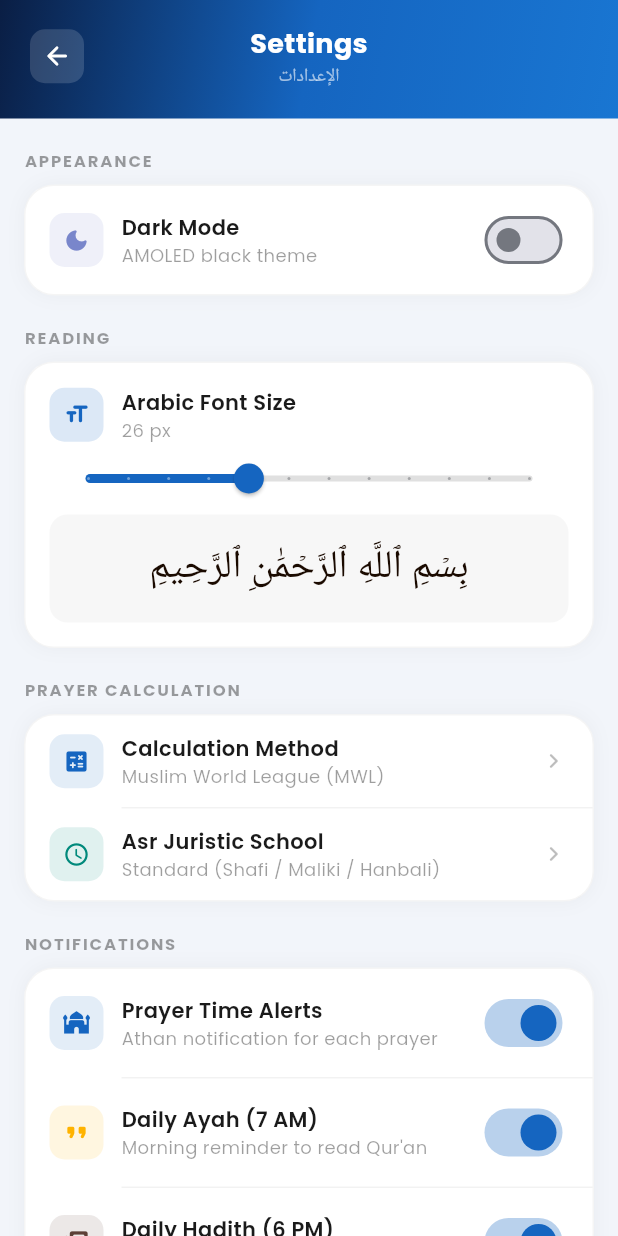
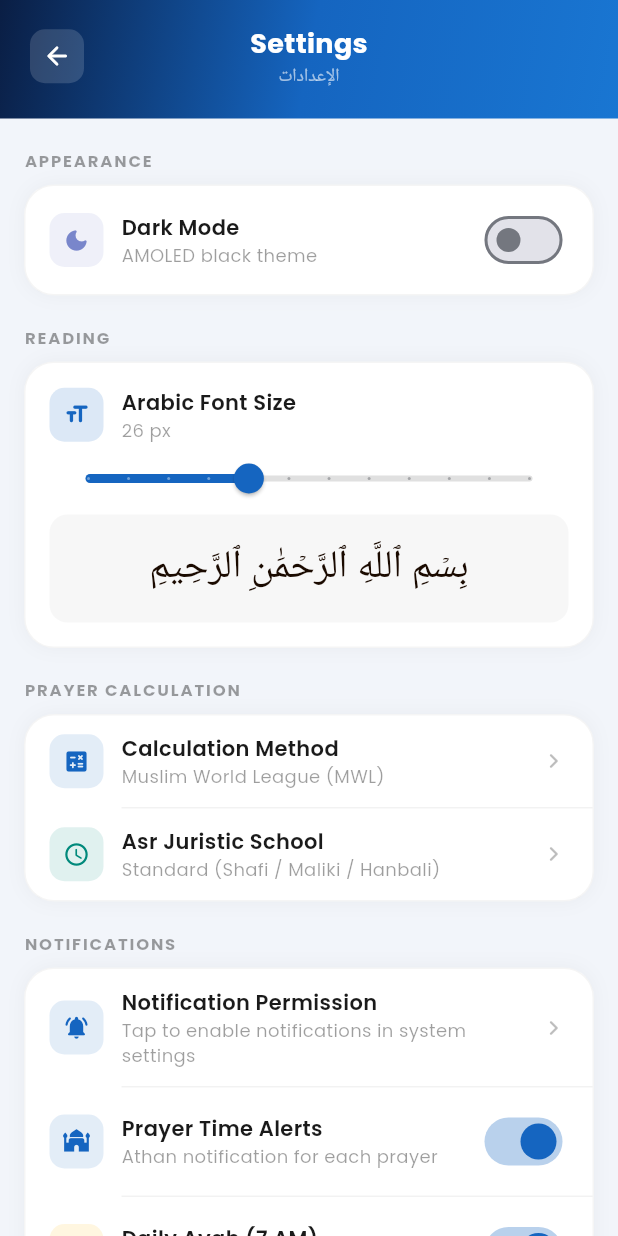
Before and after one commit to Mrdemodev/nigeria-quran, a Flutter app: the screen it shows after launch, after a tap on the "settings" icon, on a phone screen of 412 x 824 dp. Run offline on Flutter 3.47's test engine with Material 3 defaults, Android fonts, the phone set to English and light mode, and no system bars; our stand-ins replace audio_service, firebase_core, firebase_remote_config, flutter_compass, flutter_local_notifications, geolocator and 13 more; missing offline and left inert: audio_session; accounts and stored records are empty; Roboto replaces fonts that are missing (Scheherazade New); statements that could not run were skipped.

Commit message:
Fix Hijri calendar, notifications, app icon, and code cleanup
- Replace buggy tabular Hijri algorithm with hijri:3.0.1 (Umm al-Qura)
- Fix calendar initState to use HijriDate.now() (was showing Dhul Hijjah)
- Add HijriDate.monthNameFor() helper; remove hardcoded year 1445
- Fix notifications: remove clearScheduledNotifications from init (was
  wiping plugin metadata and breaking daily repeats); switch prayer
  alerts to inexactAllowWhileIdle (no SCHEDULE_EXACT_ALARM needed)
- Remove dead MethodChannel code from notification_service.dart
- Dynamic version display in settings via package_info_plus
- Replace support@quranng.app with quranng@gmail.com
- Add notification permission tile in settings
- Update app icon to new Quran NG logo (green/gold open Quran)
- Add url_launcher + market scheme to AndroidManifest for force update

Co-Authored-By: Claude Sonnet 4.6 <noreply@anthropic.com>

```diff
--- a/lib/screens/calendar/calendar_screen.dart
+++ b/lib/screens/calendar/calendar_screen.dart
@@ -446,7 +446,7 @@ class _CalendarScreenState extends State<CalendarScreen>
                           style: TextStyle(fontFamily: AppTheme.arabicFontFamily, fontSize: 12,
                               color: isPast ? Colors.grey : e.color),
                           textDirection: TextDirection.rtl),
-                      Text('${e.hijriDay} ${HijriDate(1445, e.hijriMonth, e.hijriDay).monthName}',
+                      Text('${e.hijriDay} ${HijriDate.monthNameFor(e.hijriMonth)}',
                           style: TextStyle(fontSize: 10, color: isDark ? Colors.white38 : Colors.black38)),
                     ],
                   ),
--- a/lib/screens/settings/settings_screen.dart
+++ b/lib/screens/settings/settings_screen.dart
@@ -1,6 +1,8 @@
 import 'package:flutter/material.dart';
 import 'package:provider/provider.dart';
 import 'package:in_app_review/in_app_review.dart';
+import 'package:package_info_plus/package_info_plus.dart';
+import 'package:permission_handler/permission_handler.dart';
 import '../../providers/settings_provider.dart';
 import '../../providers/prayer_provider.dart';
 import '../../utils/prayer_calculator.dart';
@@ -183,6 +185,27 @@ class SettingsScreen extends StatelessWidget {
                 _SettingsCard(
                   isDark: isDark,
                   children: [
+                    _TapTile(
+                      isDark: isDark,
+                      icon: Icons.notifications_active_rounded,
+                      iconColor: AppTheme.primaryGreen,
+                      title: 'Notification Permission',
+                      subtitle: 'Tap to enable notifications in system settings',
+                      onTap: () async {
+                        final granted = await Permission.notification.isGranted;
+                        if (!granted) {
+                          await openAppSettings();
+                        } else {
+                          ScaffoldMessenger.of(context).showSnackBar(
+                            const SnackBar(
+                              content: Text('Notifications are enabled'),
+                              duration: Duration(seconds: 2),
+                            ),
+                          );
+                        }
+                      },
+                    ),
+                    _Divider(isDark: isDark),
                     _SwitchTile(
                       isDark: isDark,
                       icon: Icons.mosque_rounded,
@@ -247,12 +270,17 @@ class SettingsScreen extends StatelessWidget {
                 _SettingsCard(
                   isDark: isDark,
                   children: [
-                    _InfoTile(
-                      isDark: isDark,
-                      icon: Icons.info_outline_rounded,
-                      iconColor: AppTheme.primaryGreen,
-                      title: "Qur'an NG",
-                      subtitle: 'Version 1.0.0',
+                    FutureBuilder<PackageInfo>(
+                      future: PackageInfo.fromPlatform(),
+                      builder: (_, snap) => _InfoTile(
+                        isDark: isDark,
+                        icon: Icons.info_outline_rounded,
+                        iconColor: AppTheme.primaryGreen,
+                        title: "Qur'an NG",
+                        subtitle: snap.hasData
+                            ? 'Version ${snap.data!.version} (build ${snap.data!.buildNumber})'
+                            : 'Version 1.0.0',
+                      ),
                     ),
                     Divider(height: 1, indent: 64, color: isDark ? Colors.white10 : Colors.black.withValues(alpha: 0.06)),
                     _TapTile(
@@ -685,7 +713,7 @@ The App is suitable for all ages. We do not knowingly collect information from c
 We may update this Privacy Policy from time to time. Updates will be reflected in new versions of the App.
 
 9. CONTACT
-For questions or concerns about this Privacy Policy, please contact us at support@quranng.app.
+For questions or concerns about this Privacy Policy, please contact us at quranng@gmail.com.
 ''';
 
 const String _kTermsAndConditions = '''
@@ -724,5 +752,5 @@ The developers shall not be liable for any indirect, incidental, or consequentia
 We reserve the right to modify these Terms at any time. Continued use of the App after changes constitutes acceptance of the updated Terms.
 
 10. CONTACT
-For questions about these Terms, contact us at support@quranng.app.
+For questions about these Terms, contact us at quranng@gmail.com.
 ''';
--- a/lib/services/notification_service.dart
+++ b/lib/services/notification_service.dart
@@ -1,4 +1,3 @@
-import 'package:flutter/services.dart';
 import 'package:flutter_local_notifications/flutter_local_notifications.dart';
 import 'package:timezone/timezone.dart' as tz;
 import 'package:timezone/data/latest.dart' as tz_data;
@@ -11,8 +10,6 @@ class NotificationService {
 
   final _plugin = FlutterLocalNotificationsPlugin();
   bool _initialized = false;
-
-  static const _channel = MethodChannel('com.nigeriaquran/prefs');
 
   static const _prayerChannel = AndroidNotificationChannel(
     'prayer_times', 'Prayer Times',
@@ -47,11 +44,6 @@ class NotificationService {
         .resolvePlatformSpecificImplementation<AndroidFlutterLocalNotificationsPlugin>();
     await androidPlugin?.createNotificationChannel(_prayerChannel);
     await androidPlugin?.createNotificationChannel(_dailyChannel);
-
-    // Clear stale notification data from older plugin versions
-    try {
-      await _channel.invokeMethod('clearScheduledNotifications');
-    } catch (_) {}
 
     _initialized = true;
   }
@@ -214,7 +206,7 @@ class NotificationService {
         ),
         iOS: const DarwinNotificationDetails(),
       ),
-      androidScheduleMode: AndroidScheduleMode.exactAllowWhileIdle,
+      androidScheduleMode: AndroidScheduleMode.inexactAllowWhileIdle,
       uiLocalNotificationDateInterpretation: UILocalNotificationDateInterpretation.absoluteTime,
     );
   }
--- a/lib/utils/hijri_utils.dart
+++ b/lib/utils/hijri_utils.dart
@@ -17,6 +17,9 @@ class HijriDate {
   String get monthName =>
       (month >= 1 && month <= 12) ? _monthNames[month - 1] : '';
 
+  static String monthNameFor(int month) =>
+      (month >= 1 && month <= 12) ? _monthNames[month - 1] : '';
+
   String formatted() => '$day $monthName $year AH';
 
   static HijriDate now() => fromGregorian(DateTime.now());
```
Also changed, not shown: 7 other files.
